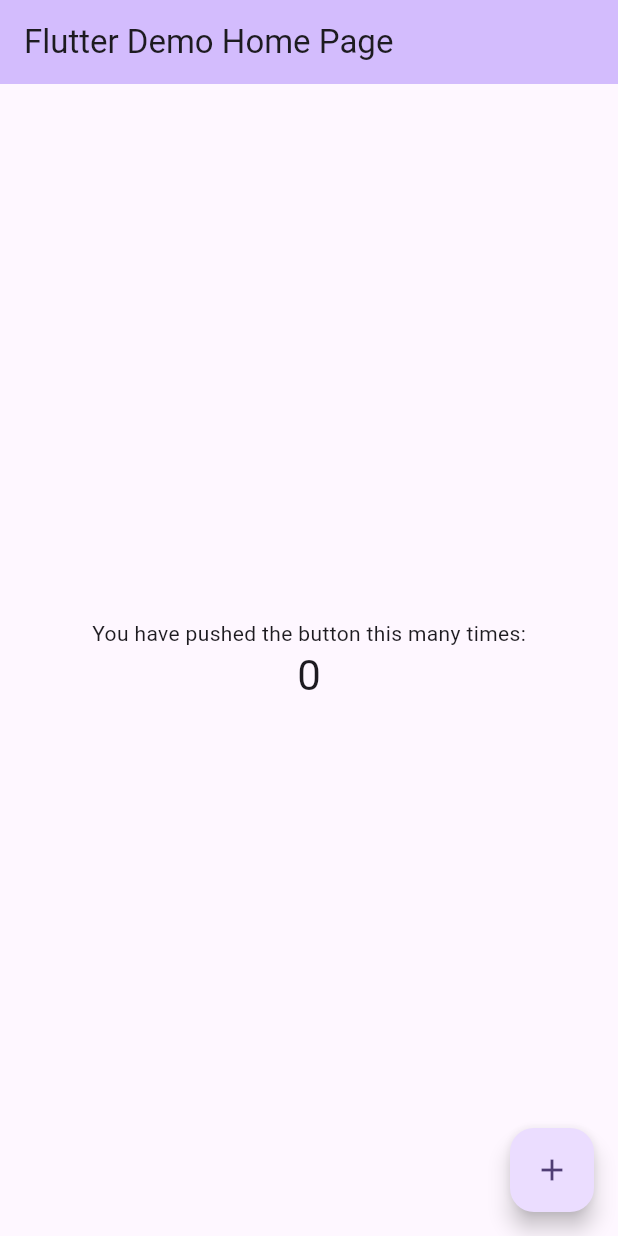
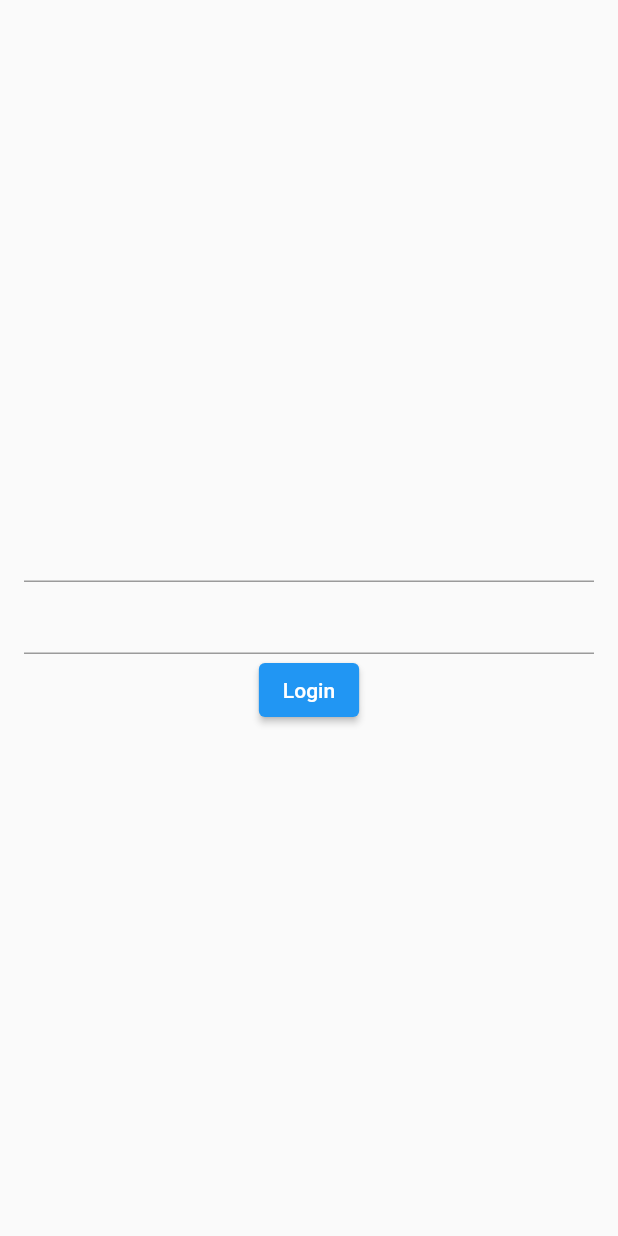
Before and after one commit to burkaslarry/flutter_web_cms, a Flutter app: the screen it shows after launch, on a phone screen of 412 x 824 dp. Run offline on Flutter 3.47's test engine with Material 2 defaults, Android fonts, the phone set to English and light mode, and no system bars.

Commit message:
login page

```diff
--- /dev/null
+++ b/lib/login/login.dart
@@ -0,0 +1,50 @@
+//login_screen.dart
+
+import 'package:flutter/material.dart';
+import '../dashboard/dashboard.dart';
+
+class LoginScreen extends StatefulWidget {
+  @override
+  _LoginScreenState createState() => _LoginScreenState();
+}
+
+class _LoginScreenState extends State<LoginScreen> {
+  TextEditingController usernameController = TextEditingController();
+  TextEditingController passwordController = TextEditingController();
+
+  @override
+  Widget build(BuildContext context) {
+    return Scaffold(
+      body: Padding(
+        padding: const EdgeInsets.all(16.0),
+        child: Column(
+          mainAxisAlignment: MainAxisAlignment.center,
+          children: [
+            //username field
+            TextField(
+              controller: usernameController,
+            ),
+
+            //password field
+            TextField(controller: passwordController, obscureText: true),
+
+            //login button
+            ElevatedButton(
+                onPressed: () => _login(context), child: Text("Login"))
+          ],
+        ),
+      ),
+    );
+  }
+
+  void _login(BuildContext context) {
+    if (usernameController.text == "admin" &&
+        passwordController.text == "root") {
+      Navigator.pushReplacement(
+          context, MaterialPageRoute(builder: (_) => Dashboard()));
+    } else {
+      ScaffoldMessenger.of(context).showSnackBar(
+          SnackBar(content: Text("Incorrect Username or Password")));
+    }
+  }
+}
--- a/lib/main.dart
+++ b/lib/main.dart
@@ -1,4 +1,6 @@
 import 'package:flutter/material.dart';
+import 'login/login.dart';
+import 'dashboard/dashboard.dart';
 
 void main() {
   runApp(const MyApp());
@@ -11,115 +13,33 @@ class MyApp extends StatelessWidget {
   @override
   Widget build(BuildContext context) {
     return MaterialApp(
-      title: 'Flutter Demo',
-      theme: ThemeData(
-        // This is the theme of your application.
-        //
-        // TRY THIS: Try running your application with "flutter run". You'll see
-        // the application has a blue toolbar. Then, without quitting the app,
-        // try changing the seedColor in the colorScheme below to Colors.green
-        // and then invoke "hot reload" (save your changes or press the "hot
-        // reload" button in a Flutter-supported IDE, or press "r" if you used
-        // the command line to start the app).
-        //
-        // Notice that the counter didn't reset back to zero; the application
-        // state is not lost during the reload. To reset the state, use hot
-        // restart instead.
-        //
-        // This works for code too, not just values: Most code changes can be
-        // tested with just a hot reload.
-        colorScheme: ColorScheme.fromSeed(seedColor: Colors.deepPurple),
-        useMaterial3: true,
-      ),
-      home: const MyHomePage(title: 'Flutter Demo Home Page'),
+      title: 'CMS App',
+      theme: ThemeData(),
+      home: CheckLoginStatus(), // Route to login checker
     );
   }
 }
 
-class MyHomePage extends StatefulWidget {
-  const MyHomePage({super.key, required this.title});
+class CheckLoginStatus extends StatefulWidget {
+  @override
+  _CheckLoginStatusState createState() => _CheckLoginStatusState();
+}
 
-  // This widget is the home page of your application. It is stateful, meaning
-  // that it has a State object (defined below) that contains fields that affect
-  // how it looks.
-
-  // This class is the configuration for the state. It holds the values (in this
-  // case the title) provided by the parent (in this case the App widget) and
-  // used by the build method of the State. Fields in a Widget subclass are
-  // always marked "final".
-
-  final String title;
+class _CheckLoginStatusState extends State<CheckLoginStatus> {
+  bool _isLoggedIn = false; // Assume not logged in
 
   @override
-  State<MyHomePage> createState() => _MyHomePageState();
-}
-
-class _MyHomePageState extends State<MyHomePage> {
-  int _counter = 0;
-
-  void _incrementCounter() {
-    setState(() {
-      // This call to setState tells the Flutter framework that something has
-      // changed in this State, which causes it to rerun the build method below
-      // so that the display can reflect the updated values. If we changed
-      // _counter without calling setState(), then the build method would not be
-      // called again, and so nothing would appear to happen.
-      _counter++;
-    });
+  void initState() {
+    super.initState();
+    // Check login status
   }
 
   @override
   Widget build(BuildContext context) {
-    // This method is rerun every time setState is called, for instance as done
-    // by the _incrementCounter method above.
-    //
-    // The Flutter framework has been optimized to make rerunning build methods
-    // fast, so that you can just rebuild anything that needs updating rather
-    // than having to individually change instances of widgets.
-    return Scaffold(
-      appBar: AppBar(
-        // TRY THIS: Try changing the color here to a specific color (to
-        // Colors.amber, perhaps?) and trigger a hot reload to see the AppBar
-        // change color while the other colors stay the same.
-        backgroundColor: Theme.of(context).colorScheme.inversePrimary,
-        // Here we take the value from the MyHomePage object that was created by
-        // the App.build method, and use it to set our appbar title.
-        title: Text(widget.title),
-      ),
-      body: Center(
-        // Center is a layout widget. It takes a single child and positions it
-        // in the middle of the parent.
-        child: Column(
-          // Column is also a layout widget. It takes a list of children and
-          // arranges them vertically. By default, it sizes itself to fit its
-          // children horizontally, and tries to be as tall as its parent.
-          //
-          // Column has various properties to control how it sizes itself and
-          // how it positions its children. Here we use mainAxisAlignment to
-          // center the children vertically; the main axis here is the vertical
-          // axis because Columns are vertical (the cross axis would be
-          // horizontal).
-          //
-          // TRY THIS: Invoke "debug painting" (choose the "Toggle Debug Paint"
-          // action in the IDE, or press "p" in the console), to see the
-          // wireframe for each widget.
-          mainAxisAlignment: MainAxisAlignment.center,
-          children: <Widget>[
-            const Text(
-              'You have pushed the button this many times:',
-            ),
-            Text(
-              '$_counter',
-              style: Theme.of(context).textTheme.headlineMedium,
-            ),
-          ],
-        ),
-      ),
-      floatingActionButton: FloatingActionButton(
-        onPressed: _incrementCounter,
-        tooltip: 'Increment',
-        child: const Icon(Icons.add),
-      ), // This trailing comma makes auto-formatting nicer for build methods.
-    );
+    if (_isLoggedIn) {
+      return Dashboard();
+    } else {
+      return LoginScreen(); // Route to login if not logged in
+    }
   }
 }
```
Also changed, not shown: lib/dashboard/components/menu/leftmenu.dart (added, +21 -0 lines), lib/dashboard/components/menu/menuitem.dart (added, +7 -0 lines), lib/dashboard/components/menu/menuitemwidget.dart (added, +16 -0 lines), lib/dashboard/dashboard.dart (added, +40 -0 lines), lib/datagrid/dategrid.dart (added, +48 -0 lines).
